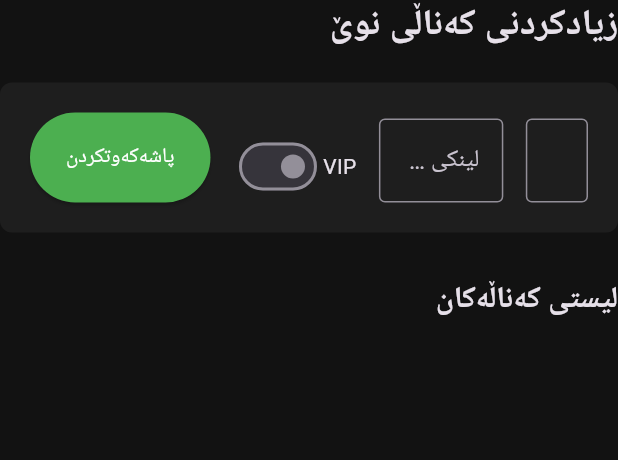
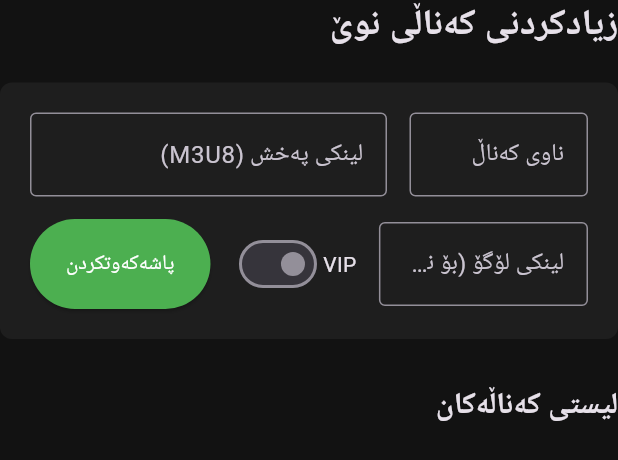
Before and after one commit to ordarat/Tv-admin, a Flutter app: the ManageChannelsPage widget shown alone on an empty page, opened directly, after a tap on "پاشەکەوتکردن", on a phone screen of 412 x 824 dp. Shown: the top 460 px of the screen. Run offline on Flutter 3.47's test engine with Material 3 defaults, Android fonts, the phone set to English and light mode, and no system bars; our stand-ins replace cloud_firestore, firebase_auth, firebase_core; accounts and stored records are empty.

Commit message:
Update manage_channels.dart

```diff
--- a/lib/screens/pages/manage_channels.dart
+++ b/lib/screens/pages/manage_channels.dart
@@ -11,24 +11,28 @@ class ManageChannelsPage extends StatefulWidget {
 class _ManageChannelsPageState extends State<ManageChannelsPage> {
   final TextEditingController _nameController = TextEditingController();
   final TextEditingController _urlController = TextEditingController();
+  final TextEditingController _logoController = TextEditingController(); // فایلی لۆگۆ زیادکرا
   bool _isVip = false;
 
   Future<void> _addChannel() async {
-    if (_nameController.text.isEmpty || _urlController.text.isEmpty) return;
+    // دڵنیابوون لەوەی ناو و لینک و لۆگۆ پڕکراونەتەوە
+    if (_nameController.text.isEmpty || _urlController.text.isEmpty || _logoController.text.isEmpty) return;
 
     await FirebaseFirestore.instance.collection('channels').add({
       'name': _nameController.text,
       'stream_url': _urlController.text,
+      'logo_url': _logoController.text, // لۆگۆکە دەنێرێت بۆ فایەربەیس
       'is_vip': _isVip,
       'created_at': FieldValue.serverTimestamp(),
     });
 
     _nameController.clear();
     _urlController.clear();
+    _logoController.clear(); // پاککردنەوەی شوێنی لۆگۆکە
     setState(() => _isVip = false);
 
     if(!mounted) return;
-    ScaffoldMessenger.of(context).showSnackBar(const SnackBar(content: Text('کەناڵەکە بە سەرکەوتوویی زیادکرا', style: TextStyle(fontFamily: 'Rabar'))));
+    ScaffoldMessenger.of(context).showSnackBar(const SnackBar(content: Text('کەناڵەکە بە سەرکەوتوویی زیادکرا')));
   }
 
   @override
@@ -41,13 +45,14 @@ class _ManageChannelsPageState extends State<ManageChannelsPage> {
         Container(
           padding: const EdgeInsets.all(20),
           decoration: BoxDecoration(color: const Color(0xFF1E1E1E), borderRadius: BorderRadius.circular(8)),
-          child: Row(
-            crossAxisAlignment: CrossAxisAlignment.end,
+          child: Column(
+            children: [
+              Row(
                 children: [
                   Expanded(
                     child: TextField(
                       controller: _nameController,
-                  decoration: const InputDecoration(labelText: 'ناوی کەناڵ (بۆ نموونە: beIN Sports 1)', border: OutlineInputBorder()),
+                      decoration: const InputDecoration(labelText: 'ناوی کەناڵ', border: OutlineInputBorder()),
                     ),
                   ),
                   const SizedBox(width: 15),
@@ -56,6 +61,18 @@ class _ManageChannelsPageState extends State<ManageChannelsPage> {
                     child: TextField(
                       controller: _urlController,
                       decoration: const InputDecoration(labelText: 'لینکی پەخش (M3U8)', border: OutlineInputBorder()),
+                    ),
+                  ),
+                ],
+              ),
+              const SizedBox(height: 15),
+              Row(
+                children: [
+                  Expanded(
+                    flex: 2,
+                    child: TextField(
+                      controller: _logoController,
+                      decoration: const InputDecoration(labelText: 'لینکی لۆگۆ (بۆ نموونە: .png یان .jpg)', border: OutlineInputBorder()),
                     ),
                   ),
                   const SizedBox(width: 15),
@@ -77,12 +94,13 @@ class _ManageChannelsPageState extends State<ManageChannelsPage> {
                   ),
                 ],
               ),
+            ],
+          ),
         ),
         const SizedBox(height: 30),
         const Text('لیستی کەناڵەکان', style: TextStyle(fontSize: 20, fontWeight: FontWeight.bold)),
         const SizedBox(height: 10),
 
-        // پیشاندانی ئەو کەناڵانەی کە زیادکراون
         Expanded(
           child: StreamBuilder<QuerySnapshot>(
             stream: FirebaseFirestore.instance.collection('channels').orderBy('created_at', descending: true).snapshots(),
@@ -97,6 +115,10 @@ class _ManageChannelsPageState extends State<ManageChannelsPage> {
                   return Card(
                     color: const Color(0xFF2C2C2C),
                     child: ListTile(
+                      // پیشاندانی لۆگۆکە لەناو لیستی ئەدمین بە بچووکی
+                      leading: data['logo_url'] != null && data['logo_url'].toString().isNotEmpty
+                          ? Image.network(data['logo_url'], width: 50, height: 50, fit: BoxFit.cover, errorBuilder: (c, e, s) => const Icon(Icons.error))
+                          : const Icon(Icons.tv, size: 50),
                       title: Text(data['name'] ?? ''),
                       subtitle: Text(data['stream_url'] ?? '', style: const TextStyle(color: Colors.grey)),
                       trailing: Row(
```
Lines whose indentation alone changed are shown as unchanged.
